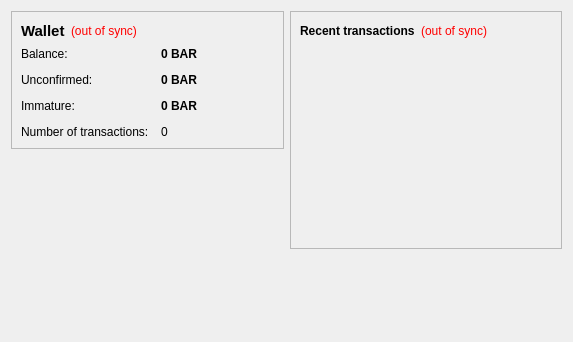
Old version of the form src/qt/forms/overviewpage.ui in the repository sd166/dacoin.
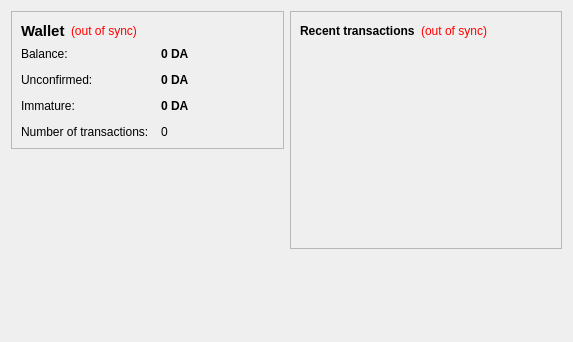
New version of the form.

Diff of the .ui file:
```diff
--- a/src/qt/forms/overviewpage.ui
+++ b/src/qt/forms/overviewpage.ui
@@ -105,7 +105,7 @@
              <string>Your current balance</string>
             </property>
             <property name="text">
-             <string notr="true">0 BAR</string>
+             <string notr="true">0 DA</string>
             </property>
             <property name="textInteractionFlags">
              <set>Qt::LinksAccessibleByMouse|Qt::TextSelectableByKeyboard|Qt::TextSelectableByMouse</set>
@@ -134,7 +134,7 @@
              <string>Total of transactions that have yet to be confirmed, and do not yet count toward the current balance</string>
             </property>
             <property name="text">
-             <string notr="true">0 BAR</string>
+             <string notr="true">0 DA</string>
             </property>
             <property name="textInteractionFlags">
              <set>Qt::LinksAccessibleByMouse|Qt::TextSelectableByKeyboard|Qt::TextSelectableByMouse</set>
@@ -177,7 +177,7 @@
              <string>Mined balance that has not yet matured</string>
             </property>
             <property name="text">
-             <string notr="true">0 BAR</string>
+             <string notr="true">0 DA</string>
             </property>
             <property name="textInteractionFlags">
              <set>Qt::LinksAccessibleByMouse|Qt::TextSelectableByKeyboard|Qt::TextSelectableByMouse</set>
```
Left out of the diff: 12 changed lines with no effect on the pictures.
